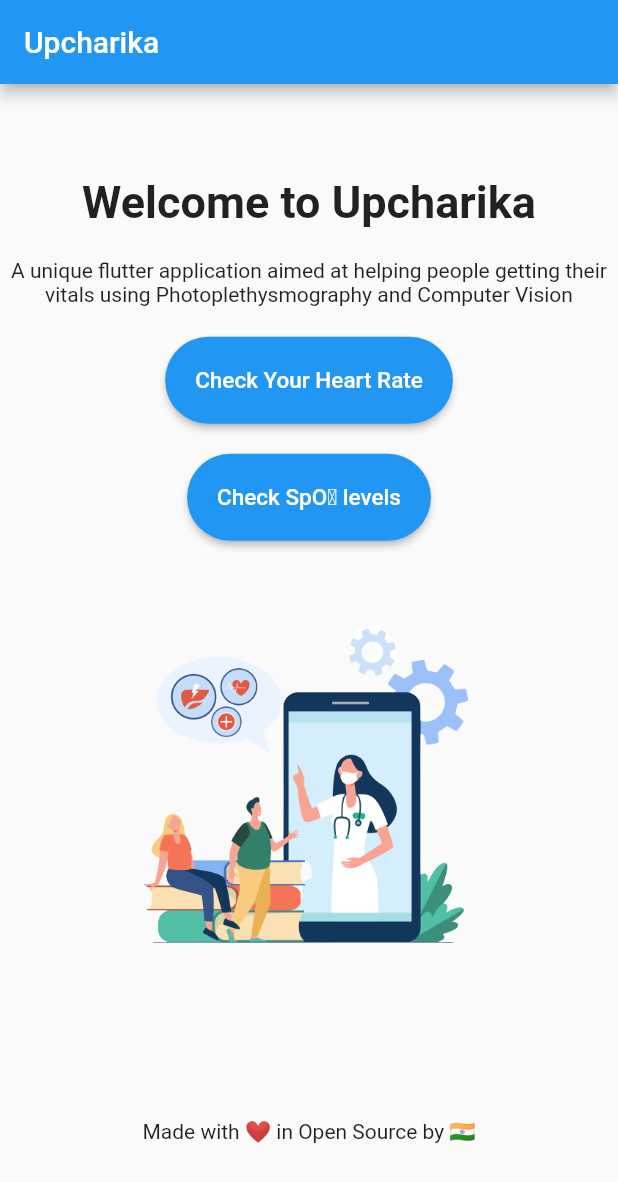
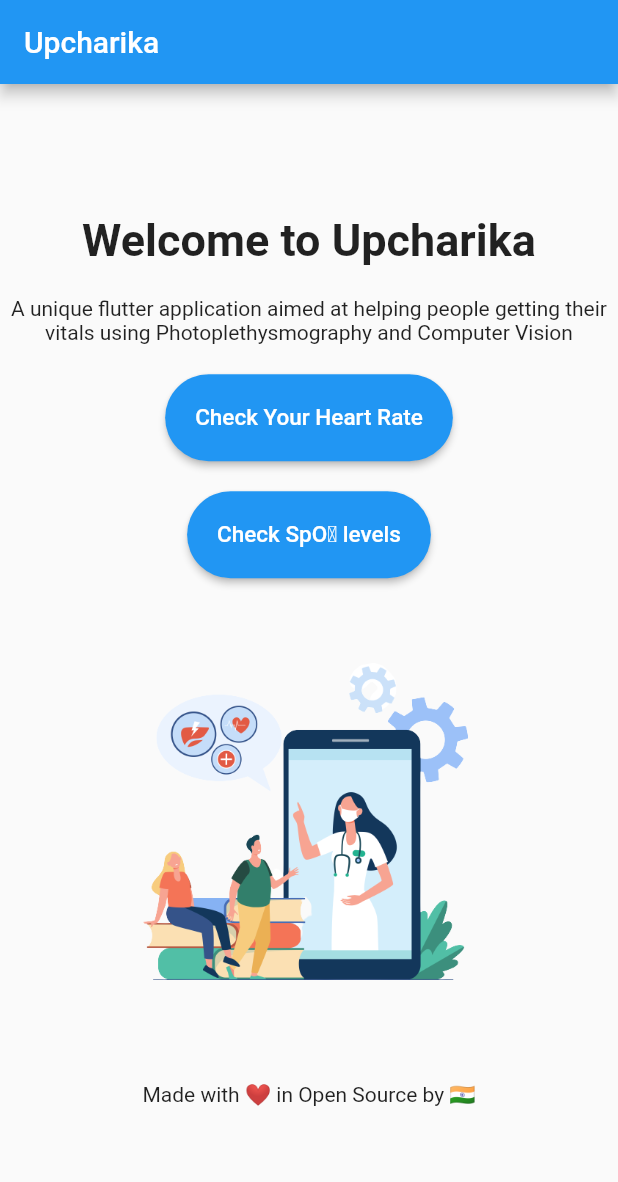
Before and after one commit to smaranjitghose/Upcharika, a Flutter app: the screen it shows after launch, on a phone screen of 412 x 824 dp. Shown: the top 1182 px of the screen. Run offline on Flutter 3.47's test engine with Material 2 defaults, Android fonts, the light colour scheme and no system bars; our stand-ins replace camera, charts_flutter, wakelock.

Commit message:
Updated UI

```diff
--- a/lib/main.dart
+++ b/lib/main.dart
@@ -115,7 +115,7 @@ class _MyHomePageState extends State<MyHomePage> {
             height: 250.0,),
             SizedBox(
               width: 340,
-              height: 100,
+              height: 50,
             ),
             Text("Made with ❤️ in Open Source by 🇮🇳")
           ],
```
